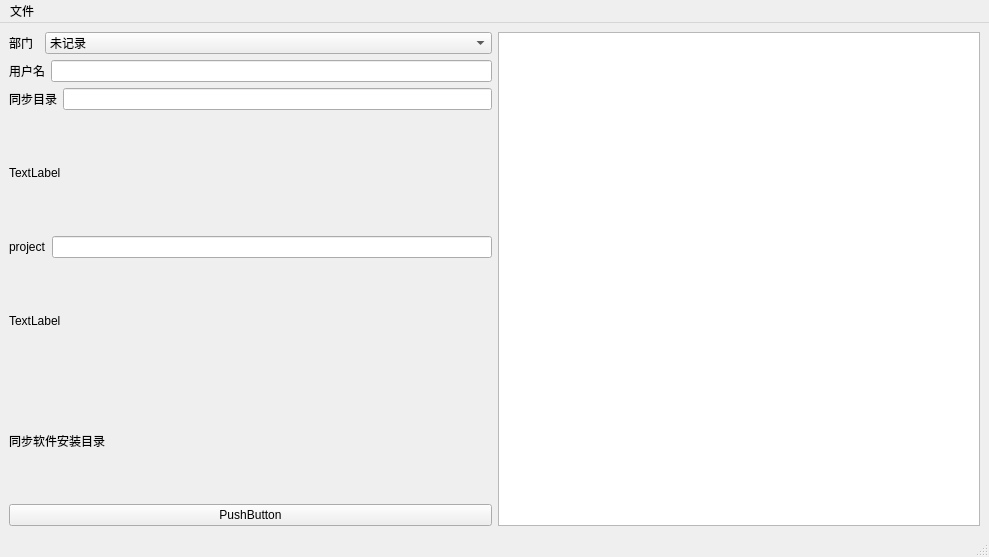
uuiid/prjQ9-doodle, file UiFile/setting.ui: the form before one commit.
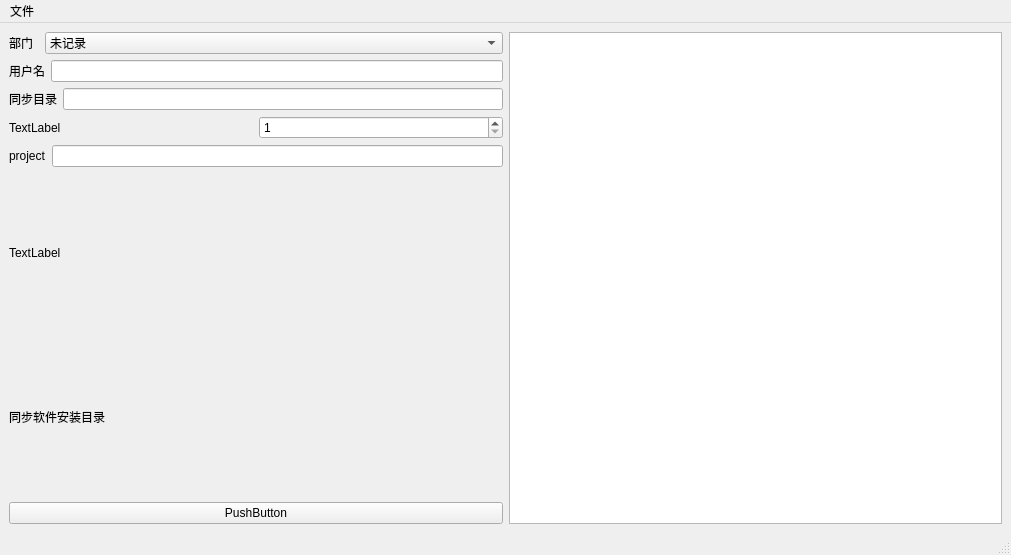
The form after the commit.

```diff
--- a/UiFile/setting.ui
+++ b/UiFile/setting.ui
@@ -6,8 +6,8 @@
    <rect>
     <x>0</x>
     <y>0</y>
-    <width>989</width>
-    <height>557</height>
+    <width>1011</width>
+    <height>555</height>
    </rect>
   </property>
   <property name="sizePolicy">
@@ -130,6 +130,8 @@
          </layout>
         </item>
         <item>
+         <layout class="QHBoxLayout" name="horizontalLayout_6">
+          <item>
          <widget class="QLabel" name="synSever">
           <property name="text">
            <string>TextLabel</string>
@@ -137,6 +139,18 @@
          </widget>
         </item>
         <item>
+           <widget class="QSpinBox" name="synEp">
+            <property name="minimum">
+             <number>1</number>
+            </property>
+            <property name="maximum">
+             <number>999</number>
+            </property>
+           </widget>
+          </item>
+         </layout>
+        </item>
+        <item>
          <layout class="QHBoxLayout" name="horizontalLayout_5">
           <item>
            <widget class="QLabel" name="project">
@@ -185,7 +199,7 @@
     <rect>
      <x>0</x>
      <y>0</y>
-     <width>989</width>
+     <width>1011</width>
      <height>23</height>
     </rect>
    </property>
```
Lines whose indentation alone changed are shown as unchanged.
